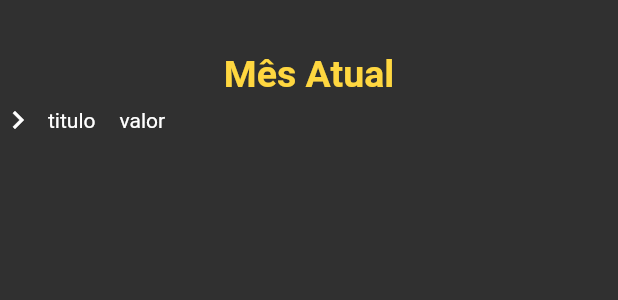
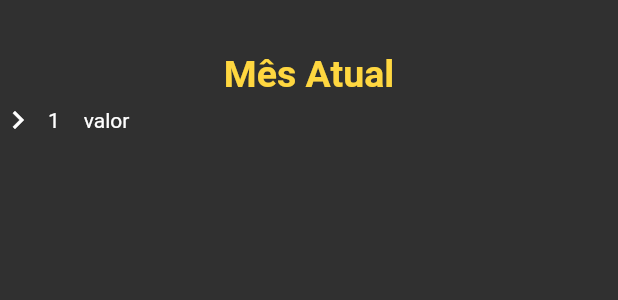
Before and after one commit to rafaelcastrobr/gastos_gerais_flutter, a Flutter app: the MesAtual widget shown alone on an empty page, opened directly, on a phone screen of 412 x 824 dp. Shown: the top 300 px of the screen. Run offline on Flutter 3.47's test engine with Material 2 defaults, Android fonts, the phone set to English and light mode, and no system bars; our stand-ins replace shared_preferences; accounts and stored records are empty.

Commit message:
dados model

```diff
--- a/lib/components/MesAtual/MesAtual.dart
+++ b/lib/components/MesAtual/MesAtual.dart
@@ -1,7 +1,9 @@
 import 'package:flutter/material.dart';
+import 'package:gastos_gerais_flutter/models/Dados_model.dart';
+import 'package:shared_preferences/shared_preferences.dart';
 
 class MesAtual extends StatefulWidget {
-  const MesAtual({super.key});
+  MesAtual({super.key});
 
   @override
   State<MesAtual> createState() => _MesAtualState();
@@ -22,19 +24,20 @@ class _MesAtualState extends State<MesAtual> {
                 fontSize: 25),
           ),
           Row(
-              children: const [
-                Icon(Icons.chevron_right),
+            children: [
+              const Icon(Icons.chevron_right),
               Padding(
-                  padding: EdgeInsets.all(8.0),
-                  child: Text('titulo'),
+                padding: const EdgeInsets.all(8.0),
+                child: Text('1'),
               ),
               Padding(
-                  padding: EdgeInsets.all(8.0),
+                padding: const EdgeInsets.all(8.0),
                 child: Text('valor'),
               ),
             ],
           ),
         ],
-        ));
+      ),
+    );
   }
 }
--- a/lib/models/input_model.dart
+++ /dev/null
@@ -1,9 +0,0 @@
-class InputType {
-  final String titulo;
-  final String valor;
-
-  InputType(
-    this.titulo,
-    this.valor,
-  );
-}
--- a/pubspec.yaml
+++ b/pubspec.yaml
@@ -36,6 +36,7 @@ dependencies:
   # The following adds the Cupertino Icons font to your application.
   # Use with the CupertinoIcons class for iOS style icons.
   cupertino_icons: ^1.0.2
+  shared_preferences: ^2.0.15
 
 dev_dependencies:
   flutter_test:
```
Also changed, not shown: lib/models/Dados_model.dart (added, +22 -0 lines), lib/screens/Home.dart (+40 -9 lines), pubspec.lock. Lines whose indentation alone changed are shown as unchanged.
